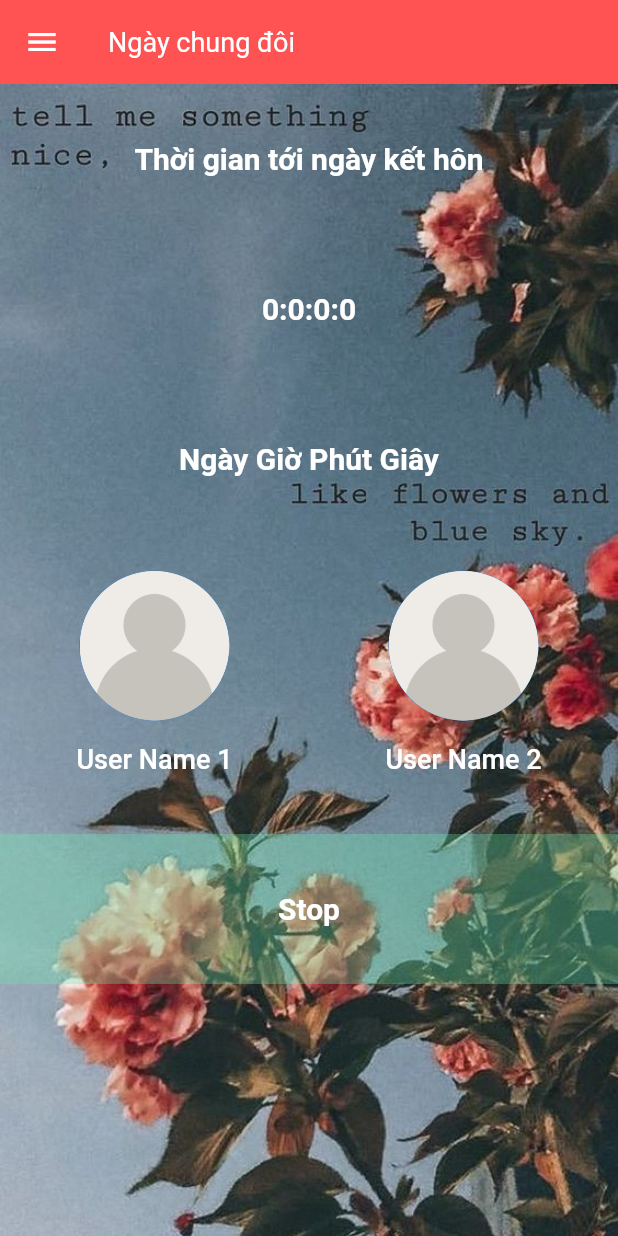
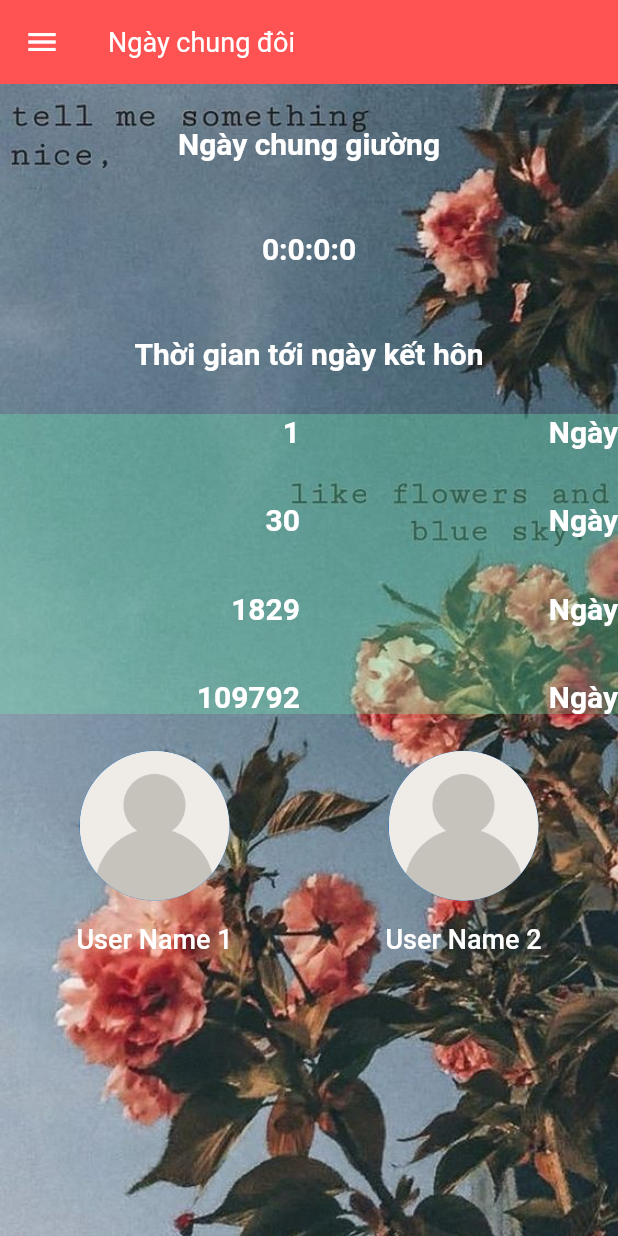
Before and after one commit to ndtam273/OurWedding, a Flutter app: the screen it shows after launch, on a phone screen of 412 x 824 dp. Run offline on Flutter 3.47's test engine with Material 2 defaults, Android fonts, the phone set to English and light mode, and no system bars; our stand-ins replace shared_preferences; Roboto replaces fonts that are missing (Muli).

Commit message:
Change UI

```diff
--- a/lib/screens/CountDownScreen/components/body.dart
+++ b/lib/screens/CountDownScreen/components/body.dart
@@ -3,7 +3,7 @@ import 'package:flutter/material.dart';
 import './avatar_username_item.dart';
 import './infomation_item.dart';
 import './infomation_datetime.dart';
-
+import './information_datetime_item.dart';
 import './test_count_down.dart';
 
 class Body extends StatelessWidget {
@@ -21,14 +21,15 @@ class Body extends StatelessWidget {
         child: Column(
           children: [
             InfomationItem(
-              title: 'Thời gian tới ngày kết hôn',
+              title: 'Ngày chung giường',
             ),
             InfomationDateTimeItem(
               title: '0:0:0:0',
             ),
             InfomationItem(
-              title: 'Ngày Giờ Phút Giây',
+              title: 'Thời gian tới ngày kết hôn',
             ),
+            InformationDateTimeItem(),
             Container(
               height: 200,
               width: double.infinity,
@@ -44,7 +45,6 @@ class Body extends StatelessWidget {
                 ],
               ),
             ),
-            TestCountDown(),
           ],
         ),
       ),
--- /dev/null
+++ b/lib/screens/CountDownScreen/components/datetime_content_item.dart
@@ -0,0 +1,47 @@
+import 'package:flutter/material.dart';
+import 'package:intl/intl.dart';
+
+class DateTimeContentItem extends StatelessWidget {
+  final String number;
+
+  DateTimeContentItem({
+    this.number,
+  });
+
+  @override
+  Widget build(BuildContext context) {
+    return Center(
+      // height: 50,
+      child: Row(
+        mainAxisAlignment: MainAxisAlignment.spaceBetween,
+        children: [
+          // Text(
+          //   'Còn',
+          //   style: TextStyle(
+          //     fontWeight: FontWeight.bold,
+          //     fontSize: 20,
+          //   ),
+          // ),
+          Container(
+            width: 200,
+            child: Text(
+              number,
+              textAlign: TextAlign.right,
+              style: TextStyle(
+                fontWeight: FontWeight.bold,
+                fontSize: 20,
+              ),
+            ),
+          ),
+          Text(
+            'Ngày',
+            style: TextStyle(
+              fontWeight: FontWeight.bold,
+              fontSize: 20,
+            ),
+          ),
+        ],
+      ),
+    );
+  }
+}
--- a/lib/screens/CountDownScreen/components/infomation_datetime.dart
+++ b/lib/screens/CountDownScreen/components/infomation_datetime.dart
@@ -125,7 +125,7 @@ class _InfomationDateTimeItemState extends State<InfomationDateTimeItem> {
   @override
   Widget build(BuildContext context) {
     return Container(
-      height: 100,
+      height: 60,
       width: double.infinity,
       child: FlatButton(
         onPressed: () => _selectDate(context),
--- a/lib/screens/CountDownScreen/components/infomation_item.dart
+++ b/lib/screens/CountDownScreen/components/infomation_item.dart
@@ -10,7 +10,7 @@ class InfomationItem extends StatelessWidget {
   @override
   Widget build(BuildContext context) {
     return Container(
-      height: 100,
+      height: 80,
       width: double.infinity,
       child: Center(
         child: Text(
--- /dev/null
+++ b/lib/screens/CountDownScreen/components/information_datetime_item.dart
@@ -0,0 +1,52 @@
+import 'package:flutter/material.dart';
+import 'package:intl/intl.dart';
+import './datetime_content_item.dart';
+
+class InformationDateTimeItem extends StatelessWidget {
+  int estimateTs = DateTime(2021, 3, 3, 17, 00, 00).millisecondsSinceEpoch;
+
+  @override
+  Widget build(BuildContext context) {
+    return Container(
+      height: 200,
+      child: StreamBuilder(
+        stream: Stream.periodic(Duration(seconds: 1), (i) => i),
+        builder: (BuildContext ctx, AsyncSnapshot<int> snapshot) {
+          DateFormat format = DateFormat('HH:mm:ss');
+          int now = DateTime.now().millisecondsSinceEpoch;
+          Duration remaining = Duration(milliseconds: estimateTs - now);
+          var dateString =
+              '${remaining.inDays} : ${format.format(DateTime.fromMillisecondsSinceEpoch(remaining.inMilliseconds))}';
+          return Container(
+            color: Colors.greenAccent.withOpacity(0.3),
+            alignment: Alignment.center,
+            child: Column(
+              mainAxisAlignment: MainAxisAlignment.spaceBetween,
+              children: [
+                // Text(
+                //   remaining.inMilliseconds <= 0 ? 'Stop' : dateString,
+                //   style: TextStyle(
+                //     fontWeight: FontWeight.bold,
+                //     fontSize: 20,
+                //   ),
+                // ),
+                DateTimeContentItem(
+                  number: '${remaining.inDays}',
+                ),
+                DateTimeContentItem(
+                  number: '${remaining.inHours}',
+                ),
+                DateTimeContentItem(
+                  number: '${remaining.inMinutes}',
+                ),
+                DateTimeContentItem(
+                  number: '${remaining.inSeconds}',
+                ),
+              ],
+            ),
+          );
+        },
+      ),
+    );
+  }
+}
--- a/lib/screens/CountDownScreen/components/test_count_down.dart
+++ b/lib/screens/CountDownScreen/components/test_count_down.dart
@@ -3,7 +3,7 @@ import 'package:intl/intl.dart';
 
 class TestCountDown extends StatelessWidget {
   // int estimateTs = DateTime.now().millisecondsSinceEpoch;
-  int estimateTs = DateTime(2021, 3, 1, 17, 43, 50)
+  int estimateTs = DateTime(2021, 3, 3, 17, 00, 00)
       .millisecondsSinceEpoch; // set needed date
 
   @override
```
